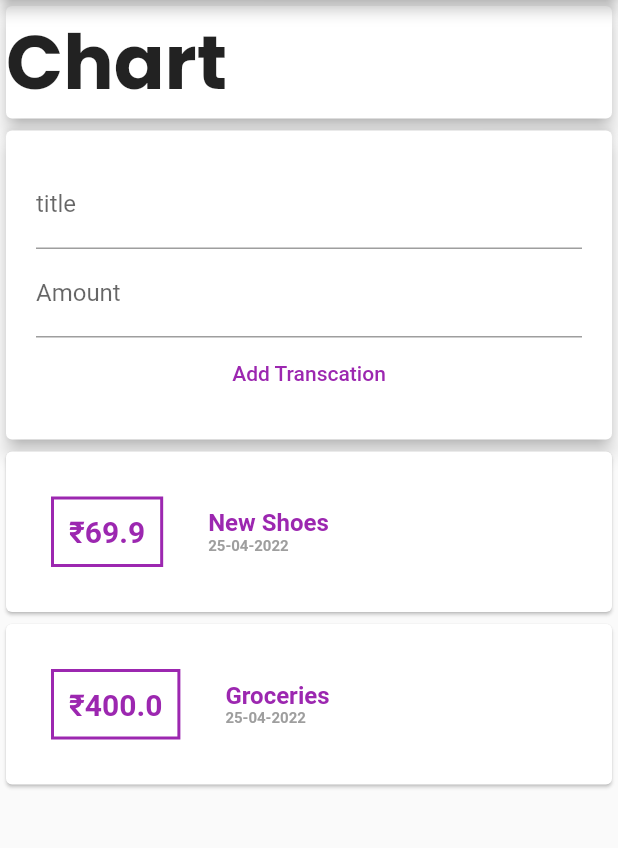
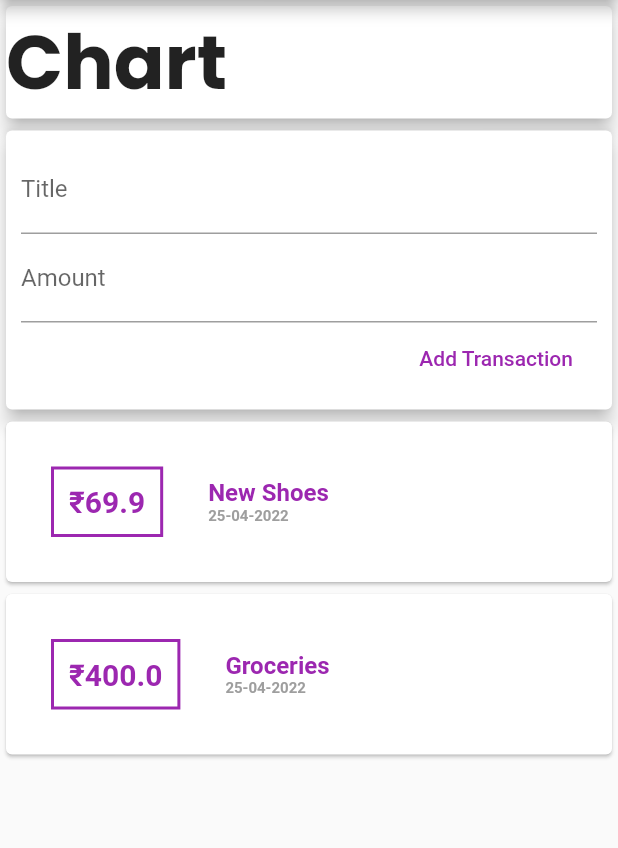
Before and after one commit to Anirudh-rao/ExpensesApp, a Flutter app: the screen it shows after launch, on a phone screen of 412 x 824 dp, the part 84-932 px from its top. Run offline on Flutter 3.47's test engine with Material 2 defaults, Android fonts, the phone set to English and light mode, and no system bars; our stand-ins replace google_fonts.

Commit message:
Added Trannscations

```diff
--- a/lib/Widgets/new_transcation.dart
+++ b/lib/Widgets/new_transcation.dart
@@ -1,37 +1,46 @@
 import 'package:flutter/material.dart';
 
 class NewTransaction extends StatelessWidget {
+  final Function addTx;
   final titleController = TextEditingController();
   final amountController = TextEditingController();
+
+  NewTransaction(this.addTx);
 
   @override
   Widget build(BuildContext context) {
     return Card(
       elevation: 5,
       child: Container(
-          padding: EdgeInsets.all(20),
+        padding: EdgeInsets.all(10),
         child: Column(
-            //Text Field Takes in input
+          crossAxisAlignment: CrossAxisAlignment.end,
           children: <Widget>[
             TextField(
-                decoration: InputDecoration(labelText: 'title'),
-                //Controller are one more type that takes in input from keybooard
-                controller: amountController,
+              decoration: InputDecoration(labelText: 'Title'),
+              controller: titleController,
+              // onChanged: (val) {
+              //   titleInput = val;
+              // },
             ),
             TextField(
               decoration: InputDecoration(labelText: 'Amount'),
-                controller: titleController,
+              controller: amountController,
+              // onChanged: (val) => amountInput = val,
             ),
             FlatButton(
+              child: Text('Add Transaction'),
+              textColor: Colors.purple,
               onPressed: () {
-                  print(titleController.text);
-                  print(amountController.text);
+                addTx(
+                  titleController.text,
+                  double.parse(amountController.text),
+                );
               },
-                child: Text('Add Transcation'),
-                textColor: Colors.purple,
-              )
+            ),
           ],
         ),
-        ));
+      ),
+    );
   }
 }
--- a/lib/Widgets/user_transactions.dart
+++ b/lib/Widgets/user_transactions.dart
@@ -33,7 +33,8 @@ class _UserTransactionsState extends State<UserTransactions> {
   Widget build(BuildContext context) {
     return Column(
       children: <Widget>[
-        NewTransaction(),
+        //Without parathasis allows us to point to the function
+        NewTransaction(_addNewTransaction),
         TranscationList(_UserTransactions),
       ],
     );
--- a/pubspec.yaml
+++ b/pubspec.yaml
@@ -23,6 +23,8 @@ environment:
 dependencies:
   flutter:
     sdk: flutter
+  intl: ^0.15.8
+
   google_fonts: ^2.3.1
 
   # The following adds the Cupertino Icons font to your application.
@@ -32,7 +34,6 @@ dependencies:
 dev_dependencies:
   flutter_test:
     sdk: flutter
-  intl: ^0.17.0
 # For information on the generic Dart part of this file, see the
 # following page: https://dart.dev/tools/pub/pubspec
 
```
Also changed, not shown: pubspec.lock. Lines whose indentation alone changed are shown as unchanged.
